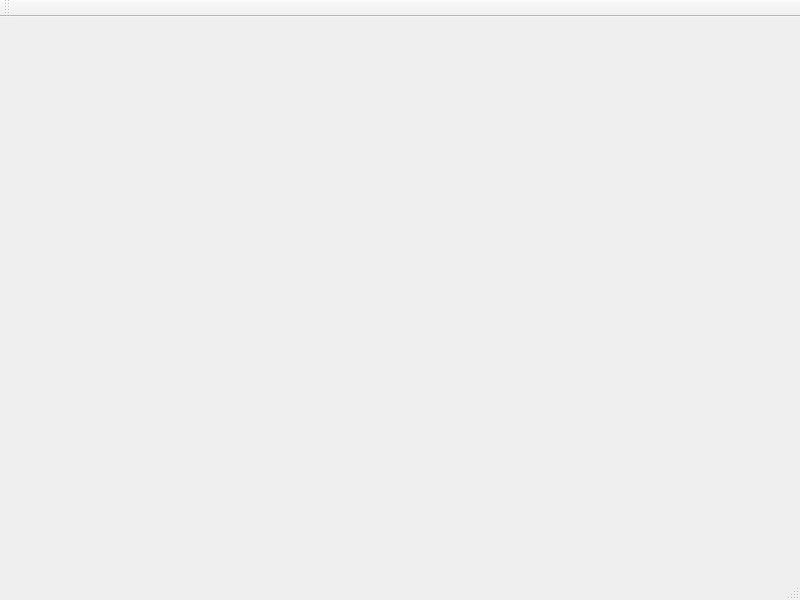
This is mainwindow.ui in Liuli-R/Simple_Circuit_Generator_System- as Qt 5 draws it before an edit. The edited form follows.
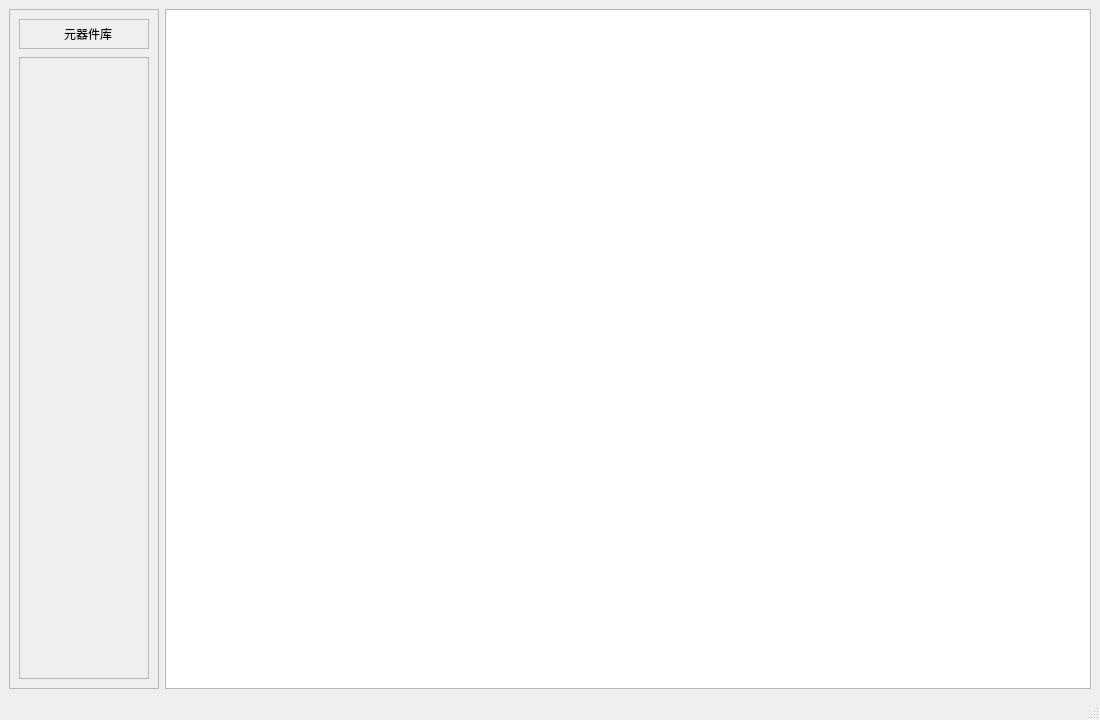
This is the edited form.

```diff
--- a/mainwindow.ui
+++ b/mainwindow.ui
@@ -6,14 +6,206 @@
    <rect>
     <x>0</x>
     <y>0</y>
-    <width>800</width>
-    <height>600</height>
+    <width>1100</width>
+    <height>720</height>
    </rect>
   </property>
+  <property name="minimumSize">
+   <size>
+    <width>1100</width>
+    <height>720</height>
+   </size>
+  </property>
   <property name="windowTitle">
    <string>简易电路图生成系统v1</string>
   </property>
-  <widget class="QWidget" name="centralwidget"/>
+  <widget class="QWidget" name="centralwidget">
+   <layout class="QHBoxLayout" name="horizontalLayout">
+    <item>
+     <widget class="QFrame" name="componentPanel">
+      <property name="sizePolicy">
+       <sizepolicy hsizetype="Fixed" vsizetype="Preferred">
+        <horstretch>0</horstretch>
+        <verstretch>0</verstretch>
+       </sizepolicy>
+      </property>
+      <property name="minimumSize">
+       <size>
+        <width>150</width>
+        <height>0</height>
+       </size>
+      </property>
+      <property name="maximumSize">
+       <size>
+        <width>150</width>
+        <height>16777215</height>
+       </size>
+      </property>
+      <property name="frameShape">
+       <enum>QFrame::Shape::StyledPanel</enum>
+      </property>
+      <property name="frameShadow">
+       <enum>QFrame::Shadow::Raised</enum>
+      </property>
+      <layout class="QVBoxLayout" name="componentPanelLayout">
+       <property name="spacing">
+        <number>8</number>
+       </property>
+       <item>
+        <widget class="QFrame" name="headerFrame">
+         <property name="frameShape">
+          <enum>QFrame::Shape::StyledPanel</enum>
+         </property>
+         <property name="frameShadow">
+          <enum>QFrame::Shadow::Raised</enum>
+         </property>
+         <layout class="QHBoxLayout" name="horizontalLayout_2">
+          <property name="spacing">
+           <number>6</number>
+          </property>
+          <property name="leftMargin">
+           <number>10</number>
+          </property>
+          <property name="topMargin">
+           <number>4</number>
+          </property>
+          <property name="rightMargin">
+           <number>10</number>
+          </property>
+          <property name="bottomMargin">
+           <number>4</number>
+          </property>
+          <item>
+           <widget class="QLabel" name="iconLabel">
+            <property name="sizePolicy">
+             <sizepolicy hsizetype="Fixed" vsizetype="Fixed">
+              <horstretch>0</horstretch>
+              <verstretch>0</verstretch>
+             </sizepolicy>
+            </property>
+            <property name="minimumSize">
+             <size>
+              <width>20</width>
+              <height>20</height>
+             </size>
+            </property>
+            <property name="maximumSize">
+             <size>
+              <width>20</width>
+              <height>20</height>
+             </size>
+            </property>
+            <property name="frameShape">
+             <enum>QFrame::Shape::NoFrame</enum>
+            </property>
+            <property name="text">
+             <string/>
+            </property>
+            <property name="scaledContents">
+             <bool>true</bool>
+            </property>
+            <property name="alignment">
+             <set>Qt::AlignmentFlag::AlignCenter</set>
+            </property>
+            <property name="openExternalLinks">
+             <bool>false</bool>
+            </property>
+           </widget>
+          </item>
+          <item>
+           <widget class="QLabel" name="titleLabel">
+            <property name="sizePolicy">
+             <sizepolicy hsizetype="Fixed" vsizetype="Preferred">
+              <horstretch>0</horstretch>
+              <verstretch>0</verstretch>
+             </sizepolicy>
+            </property>
+            <property name="minimumSize">
+             <size>
+              <width>70</width>
+              <height>0</height>
+             </size>
+            </property>
+            <property name="maximumSize">
+             <size>
+              <width>70</width>
+              <height>16777215</height>
+             </size>
+            </property>
+            <property name="text">
+             <string>元器件库</string>
+            </property>
+           </widget>
+          </item>
+         </layout>
+        </widget>
+       </item>
+       <item>
+        <widget class="QScrollArea" name="componentScrollArea">
+         <property name="sizePolicy">
+          <sizepolicy hsizetype="Fixed" vsizetype="Expanding">
+           <horstretch>0</horstretch>
+           <verstretch>0</verstretch>
+          </sizepolicy>
+         </property>
+         <property name="minimumSize">
+          <size>
+           <width>130</width>
+           <height>0</height>
+          </size>
+         </property>
+         <property name="maximumSize">
+          <size>
+           <width>130</width>
+           <height>16777215</height>
+          </size>
+         </property>
+         <property name="horizontalScrollBarPolicy">
+          <enum>Qt::ScrollBarPolicy::ScrollBarAlwaysOff</enum>
+         </property>
+         <property name="widgetResizable">
+          <bool>true</bool>
+         </property>
+         <widget class="QWidget" name="scrollAreaWidgetContents">
+          <property name="geometry">
+           <rect>
+            <x>0</x>
+            <y>0</y>
+            <width>128</width>
+            <height>618</height>
+           </rect>
+          </property>
+          <layout class="QVBoxLayout" name="componentLayout">
+           <property name="spacing">
+            <number>10</number>
+           </property>
+           <property name="leftMargin">
+            <number>8</number>
+           </property>
+           <property name="topMargin">
+            <number>8</number>
+           </property>
+           <property name="rightMargin">
+            <number>8</number>
+           </property>
+           <property name="bottomMargin">
+            <number>8</number>
+           </property>
+           <item>
+            <widget class="QWidget" name="componentWidget" native="true"/>
+           </item>
+          </layout>
+         </widget>
+        </widget>
+       </item>
+      </layout>
+     </widget>
+    </item>
+    <item>
+     <widget class="QGraphicsView" name="graphicsView"/>
+    </item>
+   </layout>
+  </widget>
   <widget class="QMenuBar" name="menubar">
    <property name="geometry">
     <rect>
@@ -25,17 +217,6 @@
    </property>
   </widget>
   <widget class="QStatusBar" name="statusbar"/>
-  <widget class="QToolBar" name="toolBar">
-   <property name="windowTitle">
-    <string>toolBar</string>
-   </property>
-   <attribute name="toolBarArea">
-    <enum>TopToolBarArea</enum>
-   </attribute>
-   <attribute name="toolBarBreak">
-    <bool>false</bool>
-   </attribute>
-  </widget>
  </widget>
  <resources/>
  <connections/>
```
Left out of the diff: 2 changed lines with no effect on the pictures.
